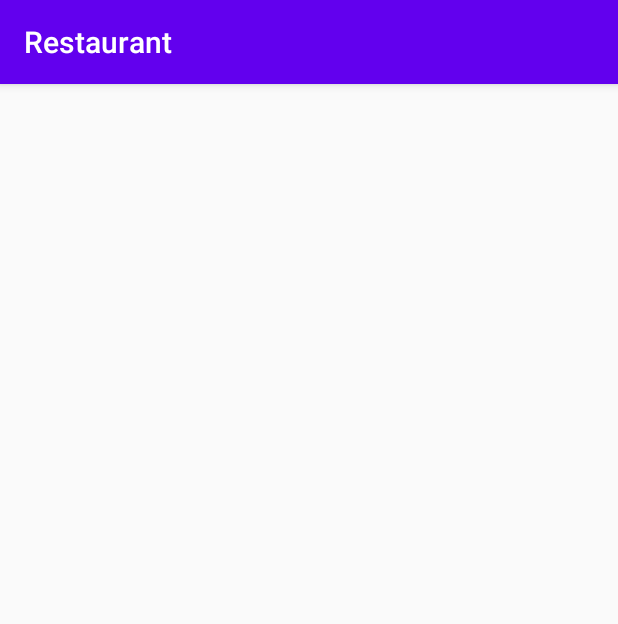
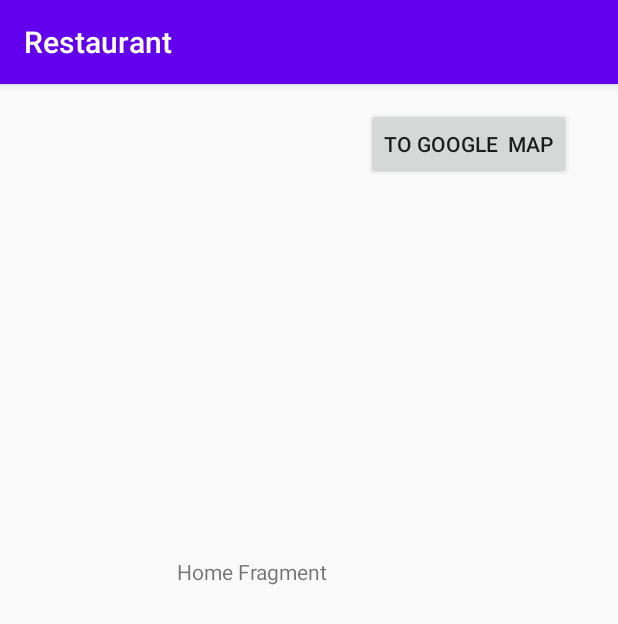
Before and after one commit to winsonwen/restaurant-management-system-frontend-android, an Android app: the fragment HomeFragment shown on its own in the app's theme, on a phone screen of 412 x 824 dp. Shown: the top 624 px of the screen. Run offline under Robolectric (Android 15) with nearby library versions, the phone set to English and light mode, and no system bars; network calls fail.

Commit message:
Implement call google map and get current location  for delivery man

```diff
--- a/app/src/main/res/layout/delivery_fragment_home.xml
+++ b/app/src/main/res/layout/delivery_fragment_home.xml
@@ -19,4 +19,24 @@
         app:layout_constraintEnd_toEndOf="parent"
         app:layout_constraintStart_toStartOf="parent"
         app:layout_constraintTop_toTopOf="parent" />
+
+    <Button
+        android:id="@+id/button2"
+        android:layout_width="wrap_content"
+        android:layout_height="wrap_content"
+        android:layout_marginStart="244dp"
+        android:layout_marginTop="16dp"
+        android:text="To Google  Map"
+        app:layout_constraintStart_toStartOf="parent"
+        app:layout_constraintTop_toTopOf="parent" />
+
+    <TextView
+        android:id="@+id/textView14"
+        android:layout_width="192dp"
+        android:layout_height="52dp"
+        android:layout_marginStart="118dp"
+        android:layout_marginTop="315dp"
+        android:text="Home Fragment"
+        app:layout_constraintStart_toStartOf="parent"
+        app:layout_constraintTop_toTopOf="parent" />
 </androidx.constraintlayout.widget.ConstraintLayout>
```
Also changed, not shown: app/src/main/res/layout/user_fragment_user_info.xml (+18 -9 lines).
